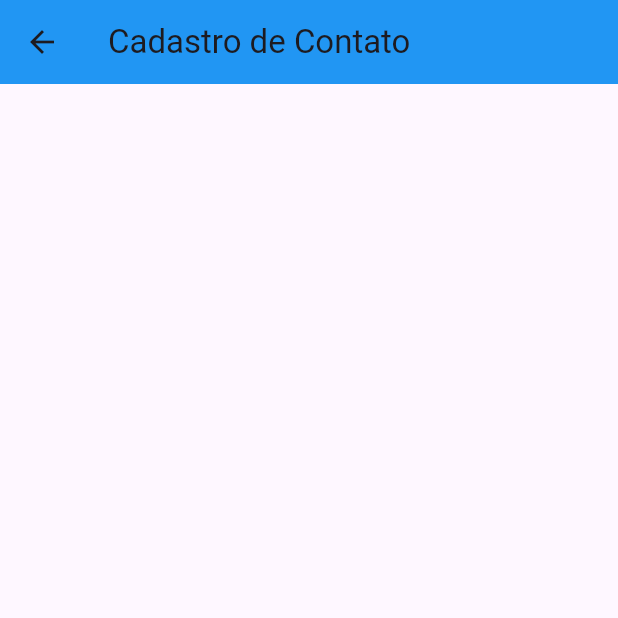
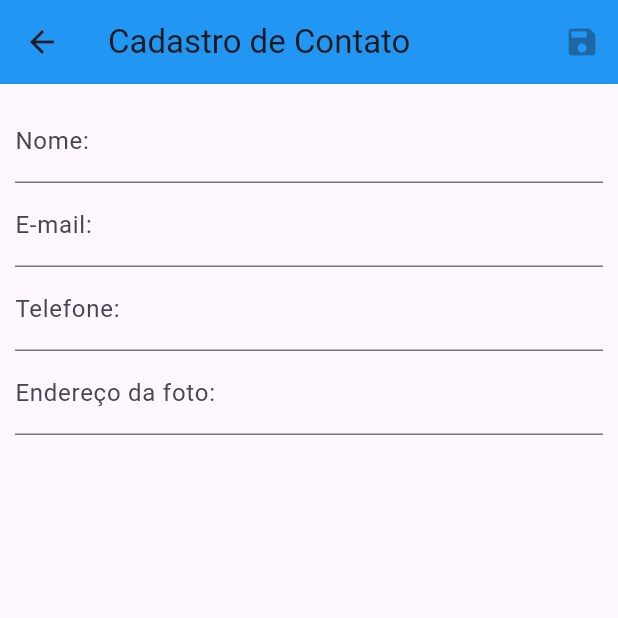
Before and after one commit to gustavogordoni/agenda_crud_flutter, a Flutter app: the screen it shows after launch, after a tap on the "add" icon, on a phone screen of 412 x 824 dp, the top half of it. Run offline on Flutter 3.47's test engine with Material 3 defaults, Android fonts, the phone set to English and light mode, and no system bars; our stand-ins replace flutter_mobx, get_it, mask_text_input_formatter, mobx, sqflite, sqflite_common_ffi; accounts and stored records are empty; generated files the repository leaves out were written again; network calls fail.

Commit message:
13: building the form

```diff
--- a/lib/app/my_app.dart
+++ b/lib/app/my_app.dart
@@ -11,10 +11,8 @@ class MyApp extends StatelessWidget {
   Widget build(BuildContext context) {
     return MaterialApp(
       title: 'Flutter Demo',
-      // theme: ThemeData(
-      //   primarySwatch: Colors.blue,
-      // ),
       theme: ThemeData(
+        primarySwatch: Colors.blue,
         appBarTheme: AppBarTheme(
           backgroundColor: Colors.blue,
         ),
--- a/lib/app/view/contact_form.dart
+++ b/lib/app/view/contact_form.dart
@@ -1,12 +1,64 @@
 import 'package:flutter/material.dart';
+import 'package:mask_text_input_formatter/mask_text_input_formatter.dart';
 
 class ContactForm extends StatelessWidget {
+  const ContactForm({super.key});
+
+  // Component input name
+  Widget fieldName() {
+    return TextFormField(decoration: InputDecoration(labelText: 'Nome:'));
+  }
+
+  // Component input email
+  Widget fieldEmail() {
+    return TextFormField(decoration: InputDecoration(labelText: 'E-mail:'));
+  }
+
+  // Component input phone
+  Widget fieldPhone() {
+    var maskFormatter = new MaskTextInputFormatter(
+      mask: '(##) # ####-####',
+    );
+
+    return TextFormField(
+      keyboardType: TextInputType.number,
+      inputFormatters: [maskFormatter],
+      decoration: InputDecoration(
+        labelText: 'Telefone:',
+        hintText: '(99) 9 9999-9999',
+      ),
+    );
+  }
+
+  // Component input url image
+  Widget fieldUrlImage() {
+    return TextFormField(
+      decoration: InputDecoration(
+        labelText: 'Endereço da foto:',
+        hintText: 'http://www.site.com',
+      ),
+    );
+  }
 
   @override
   Widget build(BuildContext context) {
     return Scaffold(
       appBar: AppBar(
         title: Text('Cadastro de Contato'),
+        actions: [IconButton(onPressed: null, icon: Icon(Icons.save))],
+      ),
+      body: Padding(
+        padding: EdgeInsets.all(10),
+        child: Form(
+          child: Column(
+            children: [
+              fieldName(),
+              fieldEmail(),
+              fieldPhone(),
+              fieldUrlImage(),
+            ],
+          ),
+        ),
       ),
     );
   }
--- a/lib/app/view/contact_list.dart
+++ b/lib/app/view/contact_list.dart
@@ -9,17 +9,19 @@ class ContactList extends StatelessWidget {
 
   // Component circleAvatar
   CircleAvatar circleAvatar(String url) {
-    try {
-      return CircleAvatar(backgroundImage: NetworkImage(url));
-    } catch (e) {
-      return CircleAvatar(child: Icon(Icons.person));
-    }
+    return (Uri.tryParse(url)!.isAbsolute)
+        ? CircleAvatar(backgroundImage: NetworkImage(url))
+        : CircleAvatar(child: Icon(Icons.person));
   }
 
   // Component edit button
 
   Widget iconEditButton(VoidCallback onPressed) {
-    return IconButton(icon: Icon(Icons.edit), color: Colors.orange, onPressed: onPressed);
+    return IconButton(
+      icon: Icon(Icons.edit),
+      color: Colors.orange,
+      onPressed: onPressed,
+    );
   }
 
   // Component remove button
@@ -30,7 +32,8 @@ class ContactList extends StatelessWidget {
       onPressed: () {
         showDialog(
           context: context,
-          builder: (context) => AlertDialog(
+          builder:
+              (context) => AlertDialog(
                 title: Text('Excluir'),
                 content: Text('Confirma a exclusão?'),
                 actions: [
@@ -38,12 +41,10 @@ class ContactList extends StatelessWidget {
                     child: Text('Não'),
                     onPressed: () => Navigator.of(context).pop(),
                   ),
-              TextButton(
-                child: Text('Sim'),
-                onPressed: remove,
+                  TextButton(child: Text('Sim'), onPressed: remove),
+                ],
               ),
-            ],
-          ));
+        );
       },
     );
   }
@@ -94,7 +95,7 @@ class ContactList extends StatelessWidget {
                             iconRemoveButton(context, () {
                               _back.remove(contato.id);
                               Navigator.of(context).pop();
-                            })
+                            }),
                           ],
                         ),
                       ),
--- a/pubspec.yaml
+++ b/pubspec.yaml
@@ -35,6 +35,7 @@ dependencies:
   get_it:
   mobx:
   flutter_mobx:
+  mask_text_input_formatter:
 
   sqflite_common_ffi: any
   sqlite3_flutter_libs: any
```
Also changed, not shown: pubspec.lock. Lines whose indentation alone changed are shown as unchanged.
